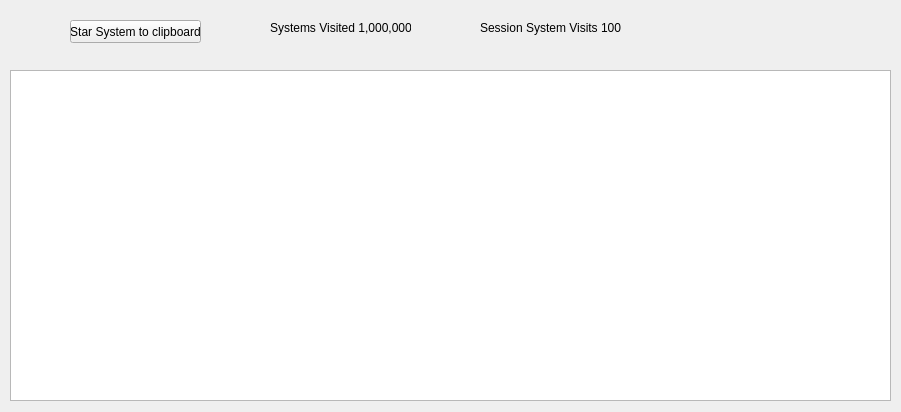
Qt form widget.ui (SnakeManPMC/elite-EliteLog) before a commit.
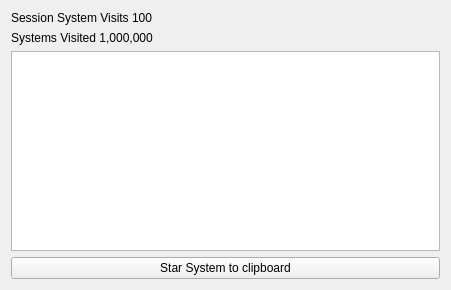
The same form after that commit.

Commit message: Root dir is read from EliteLog.cfg file. GUI resizing added.

Patch:
```diff
--- a/widget.ui
+++ b/widget.ui
@@ -6,62 +6,39 @@
    <rect>
     <x>0</x>
     <y>0</y>
-    <width>901</width>
-    <height>412</height>
+    <width>451</width>
+    <height>290</height>
    </rect>
   </property>
   <property name="windowTitle">
    <string>LogElitePMC</string>
   </property>
-  <widget class="QTextEdit" name="textEdit">
-   <property name="geometry">
-    <rect>
-     <x>10</x>
-     <y>70</y>
-     <width>881</width>
-     <height>331</height>
-    </rect>
-   </property>
-  </widget>
-  <widget class="QPushButton" name="pushButton">
-   <property name="geometry">
-    <rect>
-     <x>70</x>
-     <y>20</y>
-     <width>131</width>
-     <height>23</height>
-    </rect>
-   </property>
-   <property name="text">
-    <string>Star System to clipboard</string>
-   </property>
-  </widget>
-  <widget class="QLabel" name="SystemsVisited">
-   <property name="geometry">
-    <rect>
-     <x>270</x>
-     <y>20</y>
-     <width>141</width>
-     <height>16</height>
-    </rect>
-   </property>
-   <property name="text">
-    <string>Systems Visited 1,000,000</string>
-   </property>
-  </widget>
-  <widget class="QLabel" name="SessionSystemVisits">
-   <property name="geometry">
-    <rect>
-     <x>480</x>
-     <y>20</y>
-     <width>141</width>
-     <height>16</height>
-    </rect>
-   </property>
-   <property name="text">
-    <string>Session System Visits 100</string>
-   </property>
-  </widget>
+  <layout class="QVBoxLayout" name="verticalLayout">
+   <item>
+    <widget class="QLabel" name="SessionSystemVisits">
+     <property name="text">
+      <string>Session System Visits 100</string>
+     </property>
+    </widget>
+   </item>
+   <item>
+    <widget class="QLabel" name="SystemsVisited">
+     <property name="text">
+      <string>Systems Visited 1,000,000</string>
+     </property>
+    </widget>
+   </item>
+   <item>
+    <widget class="QTextEdit" name="textEdit"/>
+   </item>
+   <item>
+    <widget class="QPushButton" name="pushButton">
+     <property name="text">
+      <string>Star System to clipboard</string>
+     </property>
+    </widget>
+   </item>
+  </layout>
  </widget>
  <layoutdefault spacing="6" margin="11"/>
  <resources/>
```
The commit also changes 3 other files.
